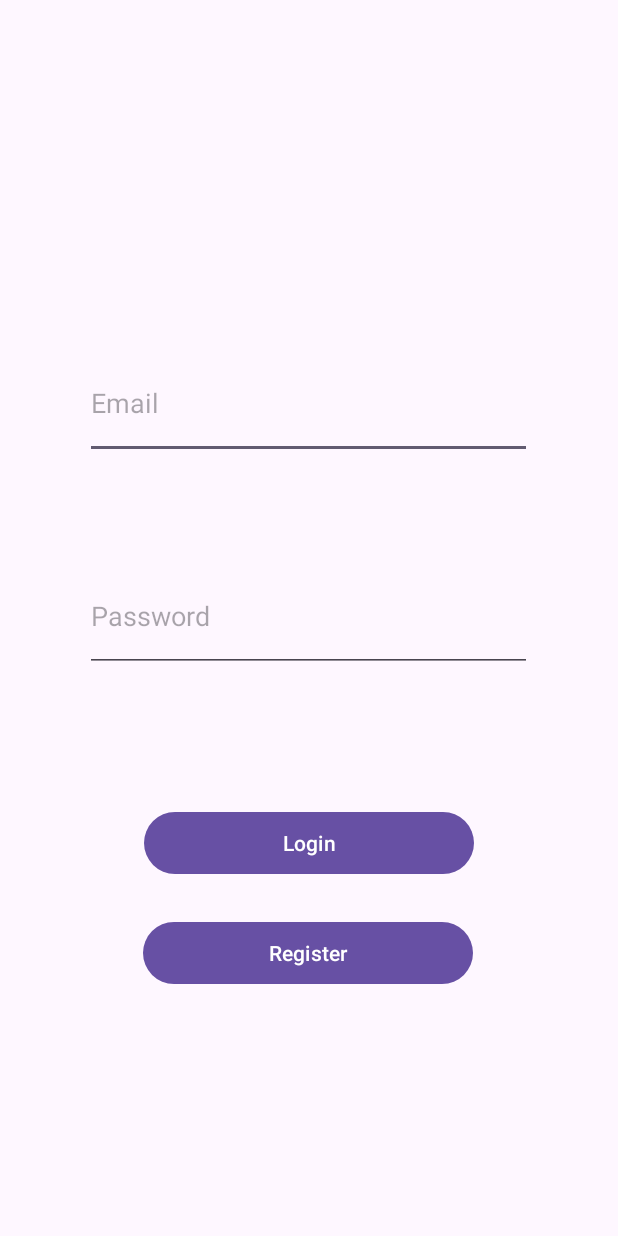
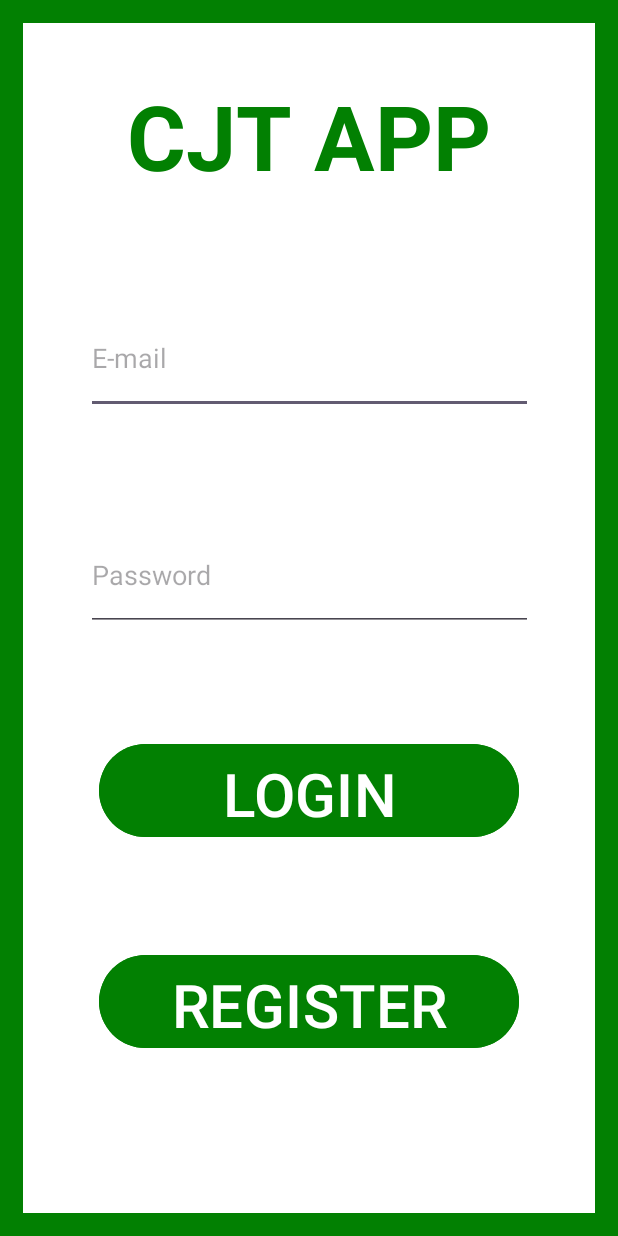
Before and after one commit to jvpts11/Trabalho-mobile-CJT, an Android app: the screen it shows after launch (LoginActivity), on a phone screen of 412 x 824 dp. Run offline under Robolectric (Android 15) with nearby library versions, the phone set to English and light mode, and no system bars; our stand-ins replace Firebase (no records; nobody signed in at launch, a user with empty details on screens opened directly), navigation-ui.

Commit message:
MemberItems com cores + Design
O que fiz:
-itens da lista de membros agora mudam de cor conforme o nível do membro
-login screen com design alterado
-login screen é agora a tela inicial
-comi 3 clementinas

```diff
--- a/app/src/main/AndroidManifest.xml
+++ b/app/src/main/AndroidManifest.xml
@@ -24,7 +24,6 @@
             android:theme="@style/Theme.CJTApp">
             <intent-filter>
                 <action android:name="android.intent.action.MAIN" />
-
                 <category android:name="android.intent.category.LAUNCHER" />
             </intent-filter>
         </activity>
--- a/app/src/main/res/layout/activity_login.xml
+++ b/app/src/main/res/layout/activity_login.xml
@@ -7,55 +7,78 @@
     android:fitsSystemWindows="true"
     tools:context=".LoginActivity">
 
+    <View
+        android:layout_width="match_parent"
+        android:layout_height="match_parent"
+        android:background="@color/club_green"/>
+
+    <View
+        android:layout_width="match_parent"
+        android:layout_height="match_parent"
+        android:background="@color/white"
+        android:layout_margin="15dp"/>
+
+    <TextView
+        android:layout_width="wrap_content"
+        android:layout_height="wrap_content"
+        app:layout_constraintTop_toTopOf="parent"
+        app:layout_constraintStart_toStartOf="parent"
+        app:layout_constraintEnd_toEndOf="parent"
+        android:layout_marginTop="50dp"
+        android:text="CJT APP"
+        android:textStyle="bold"
+        android:textColor="@color/club_green"
+        android:textSize="60dp"
+        android:id="@+id/titleCJT"/>
+
     <EditText
         android:id="@+id/login_editText_email"
         android:layout_width="298dp"
         android:layout_height="74dp"
-        android:layout_marginStart="56dp"
-        android:layout_marginTop="185dp"
-        android:layout_marginEnd="57dp"
-        android:layout_marginBottom="472dp"
-        android:ems="10"
-        android:hint="Email"
+        app:layout_constraintTop_toBottomOf="@id/titleCJT"
+        android:hint="E-mail"
         android:inputType="textEmailAddress"
-        app:layout_constraintBottom_toBottomOf="parent"
         app:layout_constraintEnd_toEndOf="parent"
         app:layout_constraintStart_toStartOf="parent"
-        app:layout_constraintTop_toTopOf="parent" />
+        app:layout_constraintBottom_toTopOf="@id/login_editText_password"/>
+
 
     <EditText
         android:id="@+id/login_editText_password"
         android:layout_width="298dp"
         android:layout_height="74dp"
-        android:layout_marginTop="68dp"
-        android:ems="10"
-        android:hint="Password"
-        android:inputType="textPassword"
-        app:layout_constraintBottom_toBottomOf="parent"
         app:layout_constraintEnd_toEndOf="parent"
-        app:layout_constraintHorizontal_bias="0.495"
         app:layout_constraintStart_toStartOf="parent"
         app:layout_constraintTop_toBottomOf="@+id/login_editText_email"
-        app:layout_constraintVertical_bias="0.0" />
+        app:layout_constraintBottom_toTopOf="@id/login_login_button"
+        android:hint="Password"
+        android:inputType="textPassword"/>
+
+
+    <Button
+        android:id="@+id/login_login_button"
+        android:layout_width="280dp"
+        android:layout_height="70dp"
+        android:text="LOGIN"
+        app:layout_constraintTop_toBottomOf="@id/login_editText_password"
+        app:layout_constraintBottom_toTopOf="@+id/login_register_button"
+        app:layout_constraintEnd_toEndOf="parent"
+        app:layout_constraintStart_toStartOf="parent"
+        android:backgroundTint="@color/club_green"
+        android:textSize="40dp"
+        android:textAlignment="center"/>
 
     <Button
         android:id="@+id/login_register_button"
-        android:layout_width="220dp"
-        android:layout_height="49dp"
-        android:layout_marginBottom="164dp"
-        android:text="Register"
+        android:layout_width="280dp"
+        android:layout_height="70dp"
+        android:text="REGISTER"
         app:layout_constraintBottom_toBottomOf="parent"
         app:layout_constraintEnd_toEndOf="parent"
-        app:layout_constraintHorizontal_bias="0.497"
-        app:layout_constraintStart_toStartOf="parent" />
+        app:layout_constraintStart_toStartOf="parent"
+        app:layout_constraintTop_toBottomOf="@id/login_login_button"
+        android:backgroundTint="@color/club_green"
+        android:textSize="40dp"
+        android:layout_marginBottom="50dp"/>
 
-    <Button
-        android:id="@+id/login_login_button"
-        android:layout_width="220dp"
-        android:layout_height="49dp"
-        android:layout_marginBottom="24dp"
-        android:text="Login"
-        app:layout_constraintBottom_toTopOf="@+id/login_register_button"
-        app:layout_constraintEnd_toEndOf="parent"
-        app:layout_constraintStart_toStartOf="parent" />
 </androidx.constraintlayout.widget.ConstraintLayout>
--- a/app/src/main/res/layout/fragment_member_list.xml
+++ b/app/src/main/res/layout/fragment_member_list.xml
@@ -4,8 +4,7 @@
     android:layout_width="match_parent"
     android:layout_height="match_parent"
     xmlns:app="http://schemas.android.com/apk/res-auto"
-    tools:context=".fragments.MemberListFragment"
-    android:background="@color/teal_700">
+    tools:context=".fragments.MemberListFragment">
 
     <ListView
         android:layout_height="match_parent"
--- a/app/src/main/res/values/colors.xml
+++ b/app/src/main/res/values/colors.xml
@@ -8,4 +8,10 @@
     <color name="black">#FF000000</color>
     <color name="white">#FFFFFFFF</color>
     <color name="grey">#9F9F9F</color>
+    <color name="lv1color">#63BA67</color>
+    <color name="lv2color">#6CACDF</color>
+    <color name="lv3color">#DA6E6E</color>
+    <color name="lv4color">#8E5D97</color>
+    <color name="lv5color">#515050</color>
+    <color name="club_green">#028002</color>
 </resources>
```
Also changed, not shown: app/src/main/java/trabalho/mobile/cjt/fragments/MemberListFragment.kt (+32 -0 lines), app/src/main/res/layout/item_member.xml (+7 -2 lines).
